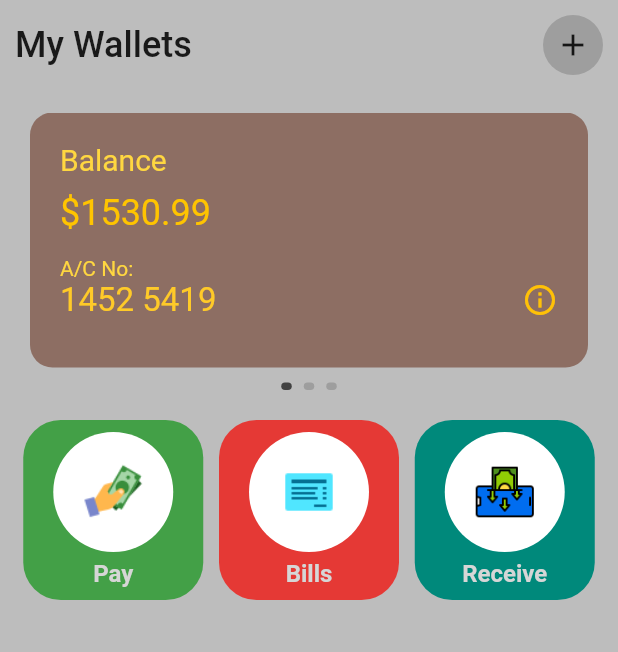
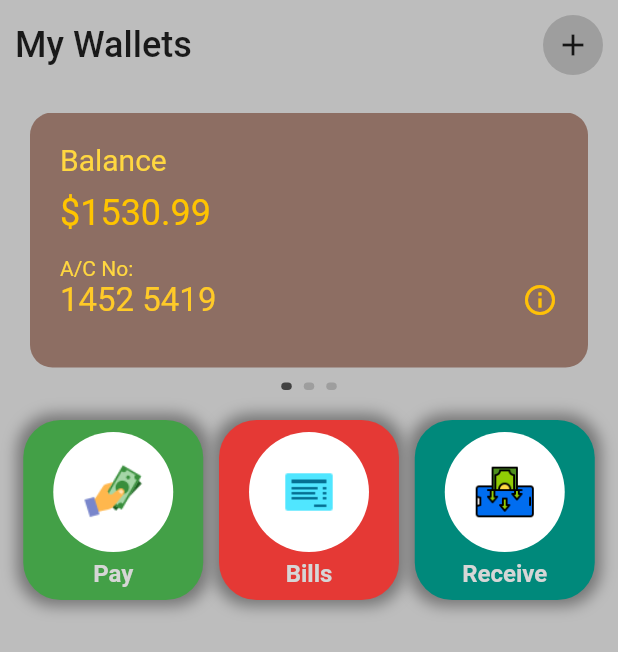
Before and after one commit to anandsm08/walletUI, a Flutter app: the screen it shows after launch, on a phone screen of 412 x 824 dp. Shown: the top 652 px of the screen. Run offline on Flutter 3.47's test engine with Material 2 defaults, Android fonts, the phone set to English and light mode, and no system bars; drawn by our look-alikes of smooth_page_indicator; missing offline and left inert: dart:ffi.

Commit message:
second commit/optioncards

```diff
--- a/lib/util/option_card.dart
+++ b/lib/util/option_card.dart
@@ -21,7 +21,15 @@ class OptionCard extends StatelessWidget {
       height: 120,
       width: 120,
       decoration: BoxDecoration(
-          color: optioncolor, borderRadius: BorderRadius.circular(25)),
+          color: optioncolor,
+          borderRadius: BorderRadius.circular(25),
+          boxShadow: [
+            BoxShadow(
+              color: Colors.grey.shade600,
+              blurRadius: 8,
+              spreadRadius: 4,
+            )
+          ]),
       child: Column(
         mainAxisAlignment: MainAxisAlignment.center,
         children: [
```
Also changed, not shown: lib/util/my_wallet.dart (+10 -0 lines).
